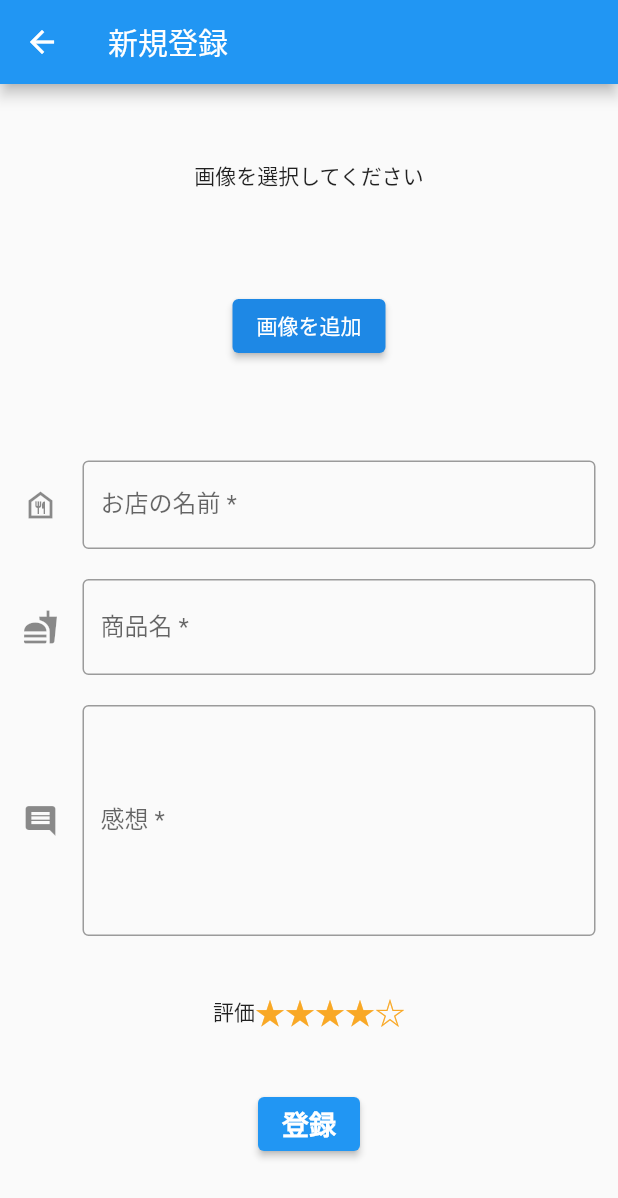
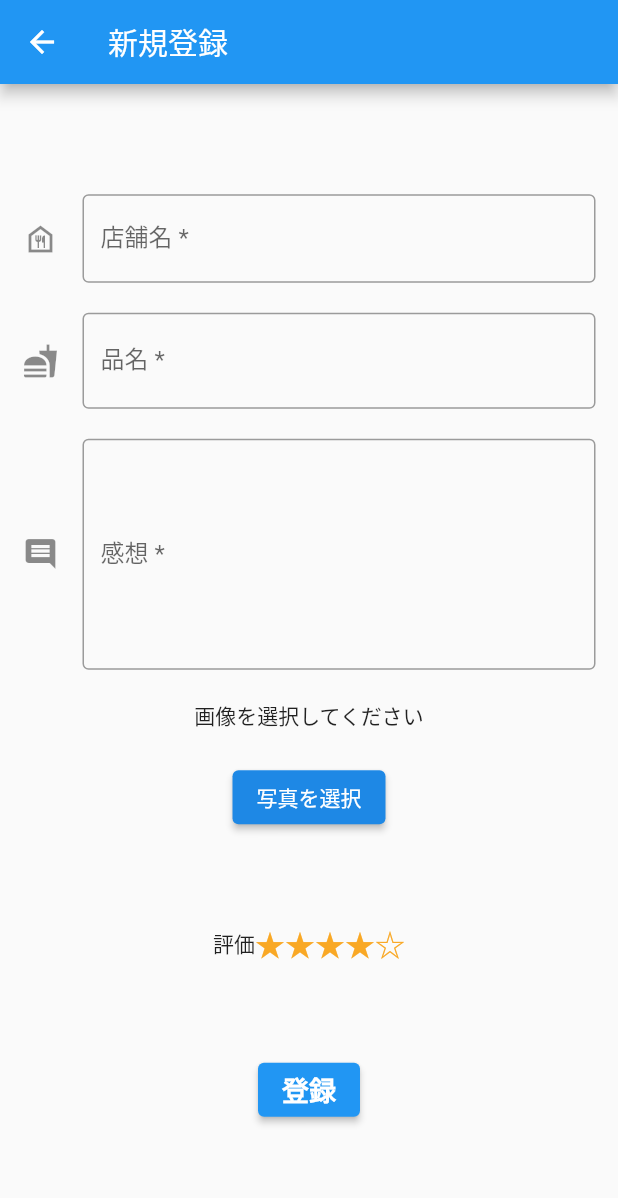
Before and after one commit to Aimiee01/my_eat_log, a Flutter app: the ReviewAddScreen screen opened directly, on a phone screen of 412 x 824 dp. Shown: the top 1198 px of the screen. Run offline on Flutter 3.47's test engine with Material 2 defaults, Android fonts, the phone set to English and light mode, and no system bars; our stand-ins replace cloud_firestore, firebase_core, firebase_storage, image_picker; accounts and stored records are empty.

Commit message:
reviewのサブコレクションimagesに画像情報を複数追加できるようにした

```diff
--- a/lib/firebase/review.dart
+++ b/lib/firebase/review.dart
@@ -1,4 +1,11 @@
 import 'package:cloud_firestore/cloud_firestore.dart';
+
+class ReviewField {
+  static const shopName = 'shopName';
+  static const menuName = 'menuName';
+  static const comment = 'comment';
+  static const latestImageUrl = 'latestImageUrl';
+}
 
 class Review {
   Review({
@@ -10,10 +17,10 @@ class Review {
   });
   Review.fromJson(Map<String, Object?> json)
       : this(
-          shopName: json['shopName']! as String,
-          menuName: json['menuName']! as String,
-          comment: json['comment']! as String,
-          latestImageUrl: json['latestImageUrl'] as String?,
+          shopName: json[ReviewField.shopName]! as String,
+          menuName: json[ReviewField.menuName]! as String,
+          comment: json[ReviewField.comment]! as String,
+          latestImageUrl: json[ReviewField.latestImageUrl] as String?,
         );
 
   final String shopName;
@@ -23,10 +30,10 @@ class Review {
 
   Map<String, Object?> toJson() {
     return {
-      'shopName': shopName,
-      'menuName': menuName,
-      'comment': comment,
-      'latestImageUrl': latestImageUrl,
+      ReviewField.shopName: shopName,
+      ReviewField.menuName: menuName,
+      ReviewField.comment: comment,
+      ReviewField.latestImageUrl: latestImageUrl,
     };
   }
 }
--- a/lib/firebase/review_image.dart
+++ b/lib/firebase/review_image.dart
@@ -1,5 +1,11 @@
 import 'package:cloud_firestore/cloud_firestore.dart';
 import 'package:my_eat_log/firebase/review.dart';
+
+class ReviewImageField {
+  static const storagePath = 'storagePath';
+  static const storageUrl = 'storageUrl';
+  static const updatedAt = 'updatedAt';
+}
 
 class ReviewImage {
   ReviewImage({
--- a/lib/item_add_button.dart
+++ b/lib/item_add_button.dart
@@ -46,7 +46,7 @@ class ItemAddButton extends StatelessWidget {
         final imageRef = FirebaseStorage.instance.ref(storagePath);
         // Storageに画像を保存
         await imageRef.putFile(imageFile!);
-        // 保存した画像のURLを取得して、あらかじめ用意していた変数に入れる
+        // あらかじめ用意していた変数に、保存した画像のURLを取得して入れる
         final storageUrl = await imageRef.getDownloadURL();
         // 新しく追加する画像のクラスを作成
         reviewImage = ReviewImage(
--- a/lib/screens/review_add_screen.dart
+++ b/lib/screens/review_add_screen.dart
@@ -52,23 +52,6 @@ class _ReviewAddScreenState extends State<ReviewAddScreen> {
           child: Column(
             mainAxisAlignment: MainAxisAlignment.spaceEvenly,
             children: [
-              SizedBox(
-                width: 200,
-                child: Container(
-                  child: imageFile == null
-                      ? const Center(child: Text('画像を選択してください'))
-                      : Image.file(imageFile!),
-                ),
-              ),
-              Padding(
-                padding: const EdgeInsets.symmetric(vertical: 30),
-                child: ElevatedButton(
-                  style: ElevatedButton.styleFrom(primary: Colors.blue[600]),
-                  onPressed: getImage,
-                  // 画像をカメラロールを開く
-                  child: const Text('画像を追加'),
-                ),
-              ),
               Form(
                 key: _formKey,
                 child: Column(
@@ -77,30 +60,44 @@ class _ReviewAddScreenState extends State<ReviewAddScreen> {
                       autovalidateMode: AutovalidateMode.onUserInteraction,
                       validator: (value) {
                         if (value == null || value.isEmpty) {
-                            return '登録したいお店の名前を入力してください';
+                          return '店舗名を入力してください';
                         }
                         return null;
                       },
                       decoration: const InputDecoration(
                         icon: Icon(Icons.food_bank_outlined),
                         border: OutlineInputBorder(),
-                          labelText: 'お店の名前 *',
+                        labelText: '店舗名 *',
                       ),
                       controller: _shopNameController,
                     ),
                     Padding(
                       padding: const EdgeInsets.symmetric(vertical: 20),
                       child: TextFormField(
+                        autovalidateMode: AutovalidateMode.onUserInteraction,
+                        validator: (value) {
+                          if (value == null || value.isEmpty) {
+                            return '品名を入力してください';
+                          }
+                          return null;
+                        },
                         decoration: const InputDecoration(
                           icon: Icon(Icons.fastfood),
                           border: OutlineInputBorder(),
-                            hintText: '登録したい商品名を入力してください',
-                            labelText: '商品名 *',
+                          hintText: '品名を入力してください',
+                          labelText: '品名 *',
                         ),
                         controller: _menuNameController,
                       ),
                     ),
                     TextFormField(
+                      autovalidateMode: AutovalidateMode.onUserInteraction,
+                      validator: (value) {
+                        if (value == null || value.isEmpty) {
+                          return '感想を入力してください';
+                        }
+                        return null;
+                      },
                       decoration: const InputDecoration(
                         icon: Icon(Icons.comment),
                         border: OutlineInputBorder(),
@@ -111,8 +108,27 @@ class _ReviewAddScreenState extends State<ReviewAddScreen> {
                       minLines: 6,
                       maxLines: 10,
                     ),
+                    Padding(
+                      padding: const EdgeInsets.symmetric(vertical: 20),
+                      child: SizedBox(
+                        width: 200,
+                        child: Container(
+                          child: imageFile == null
+                              ? const Center(child: Text('画像を選択してください'))
+                              : Image.file(imageFile!),
+                        ),
+                      ),
+                    ),
+                    ElevatedButton(
+                      style:
+                          ElevatedButton.styleFrom(primary: Colors.blue[600]),
+                      onPressed: getImage,
+                      // 画像をカメラロールを開く
+                      child: const Text('写真を選択'),
+                    ),
                   ],
-                  )),
+                ),
+              ),
               Row(
                 mainAxisAlignment: MainAxisAlignment.center,
                 children: [
```
Also changed, not shown: lib/screens/review_edit_screen.dart (+90 -43 lines). Lines whose indentation alone changed are shown as unchanged.
